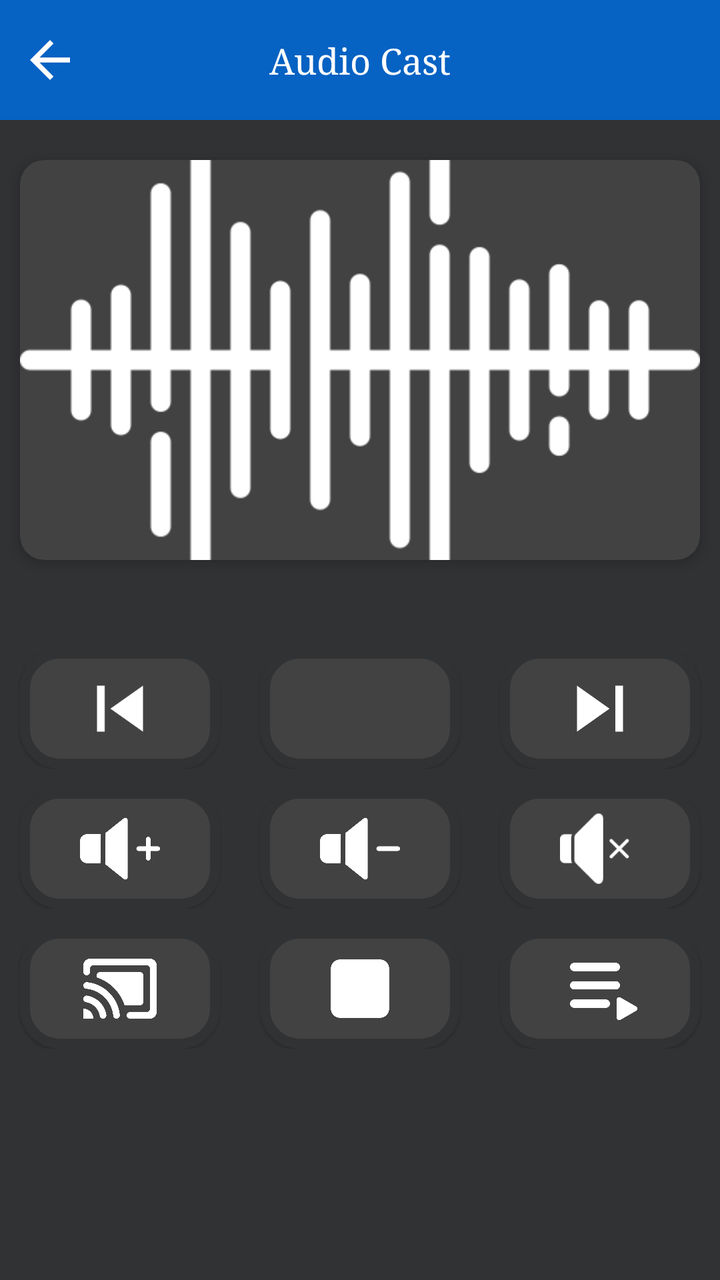
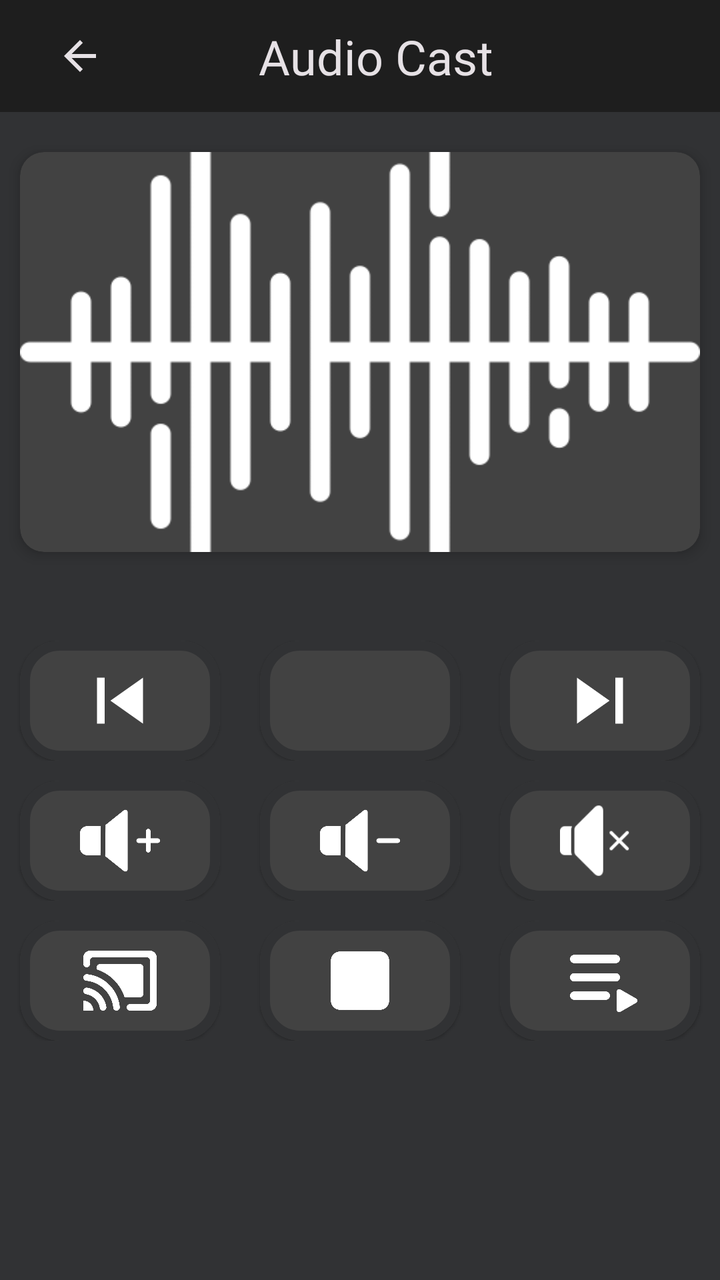

Two renders of the same Android screen: before a commit and after it. Below are the layout's source before the change and the commit's diff.
<!-- AndroidManifest.xml: application theme Theme.LgAndRukoMirror -->
<!-- res/layout/activity_audio_cast.xml -->
<?xml version="1.0" encoding="utf-8"?>
<LinearLayout xmlns:android="http://schemas.android.com/apk/res/android"
    xmlns:app="http://schemas.android.com/apk/res-auto"
    xmlns:tools="http://schemas.android.com/tools"
    android:layout_width="match_parent"
    android:layout_height="match_parent"
    android:orientation="vertical"
    android:background="@color/app_color"
    tools:context=".activities.AudioCastCastActivity">

    <androidx.constraintlayout.widget.ConstraintLayout
        android:layout_width="match_parent"
        android:layout_height="wrap_content">


        <View
            android:id="@+id/toolBar"
            android:layout_width="match_parent"
            android:layout_height="60dp"
            android:background="@color/app_color_2"
            app:layout_constraintEnd_toEndOf="parent"
            app:layout_constraintStart_toStartOf="parent"
            app:layout_constraintTop_toTopOf="parent" />

        <ImageView
            android:id="@+id/ivBack"
            android:layout_width="30dp"
            android:layout_height="30dp"
            android:layout_marginStart="10dp"
            android:src="@drawable/ic_back"
            app:layout_constraintBottom_toBottomOf="@+id/toolBar"
            app:layout_constraintStart_toStartOf="@+id/toolBar"
            app:layout_constraintTop_toTopOf="@+id/toolBar" />

        <TextView
            android:layout_width="wrap_content"
            android:layout_height="wrap_content"
            android:fontFamily="serif"
            android:text="Audio Cast"
            android:maxLines="1"
            android:textColor="@color/white"
            android:textSize="18sp"
            app:layout_constraintBottom_toBottomOf="@+id/toolBar"
            app:layout_constraintEnd_toEndOf="@+id/toolBar"
            app:layout_constraintStart_toStartOf="@+id/toolBar"
            app:layout_constraintTop_toTopOf="@+id/toolBar" />


    </androidx.constraintlayout.widget.ConstraintLayout>


    <ScrollView
    android:layout_width="match_parent"
    android:layout_height="match_parent"
    >
    <LinearLayout
        android:layout_width="match_parent"
        android:layout_height="wrap_content"
        android:orientation="vertical"
        >
        <com.google.android.material.card.MaterialCardView
            android:layout_width="match_parent"
            android:layout_height="200dp"
            android:layout_marginHorizontal="10dp"
            app:cardCornerRadius="12dp"
            android:layout_marginTop="20dp"
            android:backgroundTint="@color/bg_color"
            app:cardElevation="4dp"
            >
            <ImageView
                android:id="@+id/cardImage"
                android:layout_width="match_parent"
                android:layout_height="match_parent"
                android:src="@drawable/sound_waves"
                android:scaleType="centerCrop"
                app:tint="@color/white" />
        </com.google.android.material.card.MaterialCardView>

        <TextView
            android:layout_marginTop="10dp"
            android:id="@+id/nameAudio"
            style="@style/textHeading"
            android:paddingHorizontal="@dimen/_10sdp"
            android:layout_width="wrap_content"
            android:layout_height="wrap_content"
            android:layout_gravity="center"
            android:text=""
            android:maxLines="1"
            android:ellipsize="end"
            android:textColor="@color/white"
            android:textSize="18sp" />


        <LinearLayout
            android:layout_width="match_parent"
            android:layout_height="match_parent"
            android:orientation="horizontal"
            >
            <LinearLayout
                android:layout_width="0dp"
                android:layout_height="wrap_content"
                android:layout_weight="1"
                android:layout_marginTop="10dp"
                >
                <com.google.android.material.card.MaterialCardView
                    android:layout_width="match_parent"
                    android:layout_height="60dp"
                    android:layout_gravity="center"
                    android:layout_marginHorizontal="10dp"
                    android:layout_weight="6"
                    app:cardBackgroundColor="@color/bg_color"
                    app:strokeColor="@color/app_color"
                    app:strokeWidth="5dp"
                    app:cardCornerRadius="20dp">

                    <LinearLayout
                        android:layout_width="match_parent"
                        android:layout_height="match_parent"
                        android:orientation="horizontal">

                        <ImageView
                            android:id="@+id/previousBtn"
                            android:layout_width="0dp"
                            android:layout_height="match_parent"
                            android:layout_weight="1"
                            android:rotation="180"
                            android:padding="7dp"
                            android:src="@drawable/ic_next" />
                    </LinearLayout>
                </com.google.android.material.card.MaterialCardView>




            </LinearLayout>
            <LinearLayout
                android:layout_width="0dp"
                android:layout_height="wrap_content"
                android:layout_weight="1"
                android:layout_marginTop="10dp"
                >
                <com.google.android.material.card.MaterialCardView
                    android:layout_width="match_parent"
                    android:layout_height="60dp"
                    android:layout_gravity="center"
                    android:layout_marginHorizontal="10dp"
                    app:cardBackgroundColor="@color/bg_color"
                    app:strokeColor="@color/app_color"
                    app:strokeWidth="5dp"
                    app:cardCornerRadius="20dp">

                    <FrameLayout
                        android:id="@+id/llPlay"
                        android:layout_width="match_parent"
                        android:layout_height="match_parent"
                        android:orientation="horizontal">

                        <ImageView
                            android:id="@+id/playBtn"
                            android:layout_width="match_parent"
                            android:layout_height="match_parent"
                            android:padding="7dp"
                            android:src="@drawable/ic_play"
                            android:visibility="gone" />

                        <ImageView
                            android:id="@+id/pauseBtn"
                            android:layout_width="match_parent"
                            android:layout_height="match_parent"
                            android:padding="7dp"
                            android:src="@drawable/ic_pause"
                            android:visibility="gone" />
                    </FrameLayout>



                </com.google.android.material.card.MaterialCardView>




            </LinearLayout>
            <LinearLayout
                android:layout_width="0dp"
                android:layout_height="wrap_content"
                android:layout_weight="1"
                android:layout_marginTop="10dp"
                >
                <com.google.android.material.card.MaterialCardView
                    android:layout_width="match_parent"
                    android:layout_height="60dp"
                    android:layout_gravity="center"
                    android:layout_marginHorizontal="10dp"
                    android:layout_weight="6"
                    app:cardBackgroundColor="@color/bg_color"
                    app:strokeColor="@color/app_color"
                    app:strokeWidth="5dp"
                    app:cardCornerRadius="20dp">

                    <LinearLayout
                        android:layout_width="match_parent"
                        android:layout_height="match_parent"
                        android:orientation="horizontal">

                        <ImageView
                            android:id="@+id/Nextbtn"
                            android:layout_width="0dp"
                            android:layout_height="match_parent"
                            android:padding="7dp"
                            android:layout_weight="1"
                            android:src="@drawable/ic_next" />
                    </LinearLayout>
                </com.google.android.material.card.MaterialCardView>




            </LinearLayout>
        </LinearLayout>
        <LinearLayout
            android:layout_width="match_parent"
            android:layout_height="match_parent"
            android:orientation="horizontal"
            >
            <LinearLayout
                android:layout_width="0dp"
                android:layout_height="wrap_content"
                android:layout_weight="1"
                android:layout_marginTop="10dp"
                >
                <com.google.android.material.card.MaterialCardView
                    android:layout_width="match_parent"
                    android:layout_height="60dp"
                    android:layout_gravity="center"
                    android:layout_marginHorizontal="10dp"
                    android:layout_weight="6"
                    app:cardBackgroundColor="@color/bg_color"
                    app:strokeColor="@color/app_color"
                    app:strokeWidth="5dp"
                    app:cardCornerRadius="20dp">

                    <LinearLayout
                        android:layout_width="match_parent"
                        android:layout_height="match_parent"
                        android:orientation="horizontal">

                        <ImageView
                            android:id="@+id/volUpBtn"
                            android:layout_width="0dp"
                            android:layout_height="match_parent"
                            android:layout_weight="1"
                            android:padding="10dp"
                            android:src="@drawable/volume_up"
                            app:tint="@color/white" />
                    </LinearLayout>
                </com.google.android.material.card.MaterialCardView>




            </LinearLayout>
            <LinearLayout
                android:layout_width="0dp"
                android:layout_height="wrap_content"
                android:layout_weight="1"
                android:layout_marginTop="10dp"
                >
                <com.google.android.material.card.MaterialCardView
                    android:layout_width="match_parent"
                    android:layout_height="60dp"
                    android:layout_gravity="center"
                    android:layout_marginHorizontal="10dp"
                    android:layout_weight="6"
                    app:cardBackgroundColor="@color/bg_color"
                    app:strokeColor="@color/app_color"
                    app:strokeWidth="5dp"
                    app:cardCornerRadius="20dp">

                    <LinearLayout
                        android:layout_width="match_parent"
                        android:layout_height="match_parent"
                        android:orientation="horizontal">

                        <ImageView
                            android:id="@+id/volDownBtn"
                            android:layout_width="0dp"
                            android:layout_height="match_parent"
                            android:layout_weight="1"
                            android:padding="10dp"
                            android:src="@drawable/volume_down"
                            app:tint="@color/white" />
                    </LinearLayout>
                </com.google.android.material.card.MaterialCardView>




            </LinearLayout>
            <LinearLayout
                android:layout_width="0dp"
                android:layout_height="wrap_content"
                android:layout_weight="1"
                android:layout_marginTop="10dp"
                >
                <com.google.android.material.card.MaterialCardView
                    android:layout_width="match_parent"
                    android:layout_height="60dp"
                    android:layout_gravity="center"
                    android:layout_marginHorizontal="10dp"
                    android:layout_weight="6"
                    app:cardBackgroundColor="@color/bg_color"
                    app:strokeColor="@color/app_color"
                    app:strokeWidth="5dp"
                    app:cardCornerRadius="20dp">

                    <LinearLayout
                        android:layout_width="match_parent"
                        android:layout_height="match_parent"
                        android:orientation="horizontal">

                        <ImageView
                            android:id="@+id/muteBtn"
                            android:layout_width="0dp"
                            android:layout_height="match_parent"
                            android:layout_weight="1"
                            android:padding="10dp"
                            android:src="@drawable/mute"
                            app:tint="@color/white" />
                    </LinearLayout>
                </com.google.android.material.card.MaterialCardView>




            </LinearLayout>
        </LinearLayout>
        <LinearLayout
            android:layout_width="match_parent"
            android:layout_height="match_parent"
            android:orientation="horizontal"
            >
            <LinearLayout
                android:layout_width="0dp"
                android:layout_height="wrap_content"
                android:layout_weight="1"
                android:layout_marginTop="10dp"
                >
                <com.google.android.material.card.MaterialCardView
                    android:layout_width="match_parent"
                    android:layout_height="60dp"
                    android:layout_gravity="center"
                    android:layout_marginHorizontal="10dp"
                    android:layout_weight="6"
                    app:cardBackgroundColor="@color/bg_color"
                    app:strokeColor="@color/app_color"
                    app:strokeWidth="5dp"
                    app:cardCornerRadius="20dp">

                    <LinearLayout
                        android:layout_width="match_parent"
                        android:layout_height="match_parent"
                        android:orientation="horizontal">

                        <ImageView
                            android:id="@+id/castBtn"
                            android:layout_width="0dp"
                            android:layout_height="match_parent"
                            android:layout_weight="1"
                            android:padding="10dp"
                            android:src="@drawable/castvizio"
                            app:tint="@color/white" />
                    </LinearLayout>
                </com.google.android.material.card.MaterialCardView>




            </LinearLayout>
            <LinearLayout
                android:layout_width="0dp"
                android:layout_height="wrap_content"
                android:layout_weight="1"
                android:layout_marginTop="10dp"
                >
                <com.google.android.material.card.MaterialCardView
                    android:layout_width="match_parent"
                    android:layout_height="60dp"
                    android:layout_gravity="center"
                    android:layout_marginHorizontal="10dp"
                    android:layout_weight="6"
                    app:cardBackgroundColor="@color/bg_color"
                    app:strokeColor="@color/app_color"
                    app:strokeWidth="5dp"
                    app:cardCornerRadius="20dp">

                    <LinearLayout
                        android:layout_width="match_parent"
                        android:layout_height="match_parent"
                        android:orientation="horizontal">

                        <ImageView
                            android:id="@+id/stopBtn"
                            android:layout_width="0dp"
                            android:layout_height="match_parent"
                            android:layout_weight="1"
                            android:padding="10dp"
                            android:src="@drawable/stopnew"
                            app:tint="@color/white" />
                    </LinearLayout>
                </com.google.android.material.card.MaterialCardView>




            </LinearLayout>
            <LinearLayout
                android:layout_width="0dp"
                android:layout_height="wrap_content"
                android:layout_weight="1"
                android:layout_marginTop="10dp"
                >
                <com.google.android.material.card.MaterialCardView
                    android:layout_width="match_parent"
                    android:layout_height="60dp"
                    android:layout_gravity="center"
                    android:layout_marginHorizontal="10dp"
                    android:layout_weight="6"
                    app:cardBackgroundColor="@color/bg_color"
                    app:strokeColor="@color/app_color"
                    app:strokeWidth="5dp"
                    app:cardCornerRadius="20dp">

                    <LinearLayout
                        android:layout_width="match_parent"
                        android:layout_height="match_parent"
                        android:orientation="horizontal">

                        <ImageView
                            android:id="@+id/playListBtn"
                            android:layout_width="0dp"
                            android:layout_height="match_parent"
                            android:layout_weight="1"
                            android:padding="10dp"
                            android:src="@drawable/playlist_screen"
                            app:tint="@color/white" />
                    </LinearLayout>
                </com.google.android.material.card.MaterialCardView>




            </LinearLayout>
        </LinearLayout>



    </LinearLayout>


</ScrollView>

</LinearLayout>
<!-- resources referenced by this layout -->
<resources>
  <color name="app_color">#313234</color>
  <color name="app_color_2">#0662C3</color>
  <color name="bg_color">#424242</color>
  <color name="white">#FFFFFFFF</color>
  <dimen name="_10sdp">10.00dp</dimen>
  <!-- drawable castvizio: png bitmap (drawable, 12951 bytes) -->
  <!-- drawable ic_back (drawable) -->
  <vector android:autoMirrored="true" android:height="24dp"
      android:tint="@color/white" android:viewportHeight="24"
      android:viewportWidth="24" android:width="24dp" xmlns:android="http://schemas.android.com/apk/res/android">
      <path android:fillColor="@android:color/white" android:pathData="M20,11H7.83l5.59,-5.59L12,4l-8,8 8,8 1.41,-1.41L7.83,13H20v-2z"/>
  </vector>
  <!-- drawable ic_next (drawable) -->
  <vector android:height="24dp" android:tint="#FFFFFF"
      android:viewportHeight="24" android:viewportWidth="24"
      android:width="24dp" xmlns:android="http://schemas.android.com/apk/res/android">
      <path android:fillColor="@android:color/white" android:pathData="M6,18l8.5,-6L6,6v12zM16,6v12h2V6h-2z"/>
  </vector>
  <!-- drawable ic_pause (drawable) -->
  <vector android:height="24dp" android:tint="#FFFFFF"
      android:viewportHeight="24" android:viewportWidth="24"
      android:width="24dp" xmlns:android="http://schemas.android.com/apk/res/android">
      <path android:fillColor="@android:color/white" android:pathData="M8,19c1.1,0 2,-0.9 2,-2L10,7c0,-1.1 -0.9,-2 -2,-2s-2,0.9 -2,2v10c0,1.1 0.9,2 2,2zM14,7v10c0,1.1 0.9,2 2,2s2,-0.9 2,-2L18,7c0,-1.1 -0.9,-2 -2,-2s-2,0.9 -2,2z"/>
  </vector>
  <!-- drawable ic_play (drawable) -->
  <vector android:height="24dp" android:tint="#FFFFFF"
      android:viewportHeight="24" android:viewportWidth="24"
      android:width="24dp" xmlns:android="http://schemas.android.com/apk/res/android">
      <path android:fillColor="@android:color/white" android:pathData="M8,5v14l11,-7z"/>
  </vector>
  <!-- drawable mute: webp bitmap (drawable, 608 bytes) -->
  <!-- drawable playlist_screen: webp bitmap (drawable, 2616 bytes) -->
  <!-- drawable sound_waves: webp bitmap (drawable, 3040 bytes) -->
  <!-- drawable stopnew: webp bitmap (drawable, 1508 bytes) -->
  <!-- drawable volume_down: webp bitmap (drawable, 2516 bytes) -->
  <!-- drawable volume_up: webp bitmap (drawable, 2872 bytes) -->
  <style name="textHeading" parent="Theme.MaterialComponents.DayNight.NoActionBar">
          <item name="android:fontFamily">@font/albra</item>
          <item name="android:textSize">17sp</item>
          <item name="android:textColor">@color/black</item>
          <item name="android:layout_width">wrap_content</item>
          <item name="android:layout_height">wrap_content</item>
          <item name="android:textAllCaps">false</item>
          <item name="android:textStyle">bold</item>
      </style>
  <style name="Theme.LgAndRukoMirror" parent="Theme.MaterialComponents.DayNight.NoActionBar">
          
          <item name="colorPrimary">@color/purple_500</item>
          <item name="colorPrimaryVariant">@color/purple_700</item>
          <item name="colorOnPrimary">@color/white</item>
          
          <item name="colorSecondary">@color/teal_200</item>
          <item name="colorSecondaryVariant">@color/teal_700</item>
          <item name="colorOnSecondary">@color/black</item>
          
          <item name="android:statusBarColor">?attr/colorPrimaryVariant</item>
          
      </style>
  <color name="black">#FF000000</color>
  <color name="purple_500">#000000</color>
  <color name="purple_700">#000000</color>
  <color name="teal_200">#FF03DAC5</color>
  <color name="teal_700">#FF018786</color>
</resources>

<!-- the commit's change to res/layout/activity_audio_cast.xml (unified diff, before → after) -->
@@ -8,45 +8,54 @@
     android:background="@color/app_color"
     tools:context=".activities.AudioCastCastActivity">
 
-    <androidx.constraintlayout.widget.ConstraintLayout
+    <com.google.android.material.appbar.AppBarLayout
+        android:id="@+id/toolBar"
         android:layout_width="match_parent"
-        android:layout_height="wrap_content">
-
-
-        <View
-            android:id="@+id/toolBar"
+        android:layout_height="wrap_content"
+        android:background="@color/md3_surface"
+        android:elevation="0dp"
+        app:elevation="0dp">
+
+        <com.google.android.material.appbar.MaterialToolbar
             android:layout_width="match_parent"
-            android:layout_height="60dp"
-            android:background="@color/app_color_2"
-            app:layout_constraintEnd_toEndOf="parent"
-            app:layout_constraintStart_toStartOf="parent"
-            app:layout_constraintTop_toTopOf="parent" />
-
-        <ImageView
-            android:id="@+id/ivBack"
-            android:layout_width="30dp"
-            android:layout_height="30dp"
-            android:layout_marginStart="10dp"
-            android:src="@drawable/ic_back"
-            app:layout_constraintBottom_toBottomOf="@+id/toolBar"
-            app:layout_constraintStart_toStartOf="@+id/toolBar"
-            app:layout_constraintTop_toTopOf="@+id/toolBar" />
-
-        <TextView
-            android:layout_width="wrap_content"
-            android:layout_height="wrap_content"
-            android:fontFamily="serif"
-            android:text="Audio Cast"
-            android:maxLines="1"
-            android:textColor="@color/white"
-            android:textSize="18sp"
-            app:layout_constraintBottom_toBottomOf="@+id/toolBar"
-            app:layout_constraintEnd_toEndOf="@+id/toolBar"
-            app:layout_constraintStart_toStartOf="@+id/toolBar"
-            app:layout_constraintTop_toTopOf="@+id/toolBar" />
-
-
-    </androidx.constraintlayout.widget.ConstraintLayout>
+            android:layout_height="?attr/actionBarSize"
+            android:background="@color/md3_surface">
+
+            <androidx.constraintlayout.widget.ConstraintLayout
+                android:layout_width="match_parent"
+                android:layout_height="match_parent">
+
+                <ImageView
+                    android:id="@+id/ivBack"
+                    android:layout_width="48dp"
+                    android:layout_height="48dp"
+                    android:padding="12dp"
+                    android:src="@drawable/ic_back"
+                    android:contentDescription="Back"
+                    app:tint="@color/md3_on_surface"
+                    app:layout_constraintStart_toStartOf="parent"
+                    app:layout_constraintTop_toTopOf="parent"
+                    app:layout_constraintBottom_toBottomOf="parent" />
+
+                <TextView
+                    android:layout_width="wrap_content"
+                    android:layout_height="wrap_content"
+                    android:text="Audio Cast"
+                    android:maxLines="1"
+                    android:textColor="@color/md3_on_surface"
+                    android:textSize="24sp"
+                    android:fontFamily="@font/bold"
+                    android:letterSpacing="0.0"
+                    app:layout_constraintStart_toStartOf="parent"
+                    app:layout_constraintEnd_toEndOf="parent"
+                    app:layout_constraintTop_toTopOf="parent"
+                    app:layout_constraintBottom_toBottomOf="parent" />
+
+            </androidx.constraintlayout.widget.ConstraintLayout>
+
+        </com.google.android.material.appbar.MaterialToolbar>
+
+    </com.google.android.material.appbar.AppBarLayout>
 
 
     <ScrollView
<!-- resource entries referenced after the edit -->
@@ -1,8 +1,9 @@
 <!-- resources referenced by this layout -->
 <resources>
   <color name="app_color">#313234</color>
-  <color name="app_color_2">#0662C3</color>
   <color name="bg_color">#424242</color>
+  <color name="md3_on_surface">#E6E1E5</color>
+  <color name="md3_surface">#1E1E1E</color>
   <color name="white">#FFFFFFFF</color>
   <dimen name="_10sdp">10.00dp</dimen>
   <!-- drawable castvizio: png bitmap (drawable, 12951 bytes) -->
